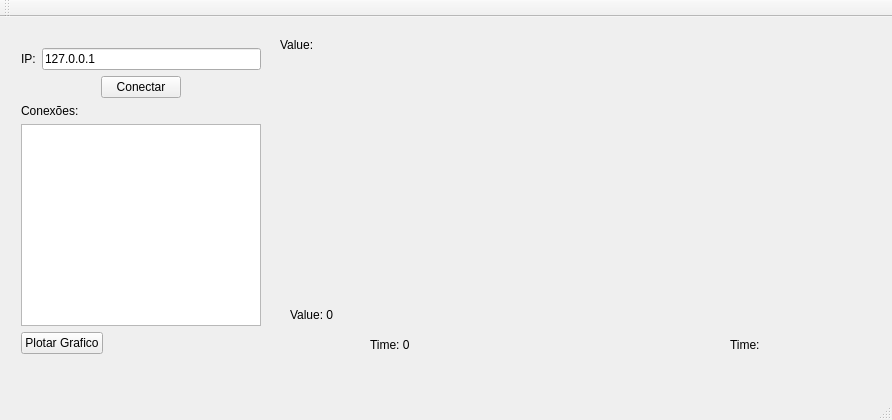
Qt form mainwindow.ui (rianmartins/DCA0102-FinalProject) before a commit.
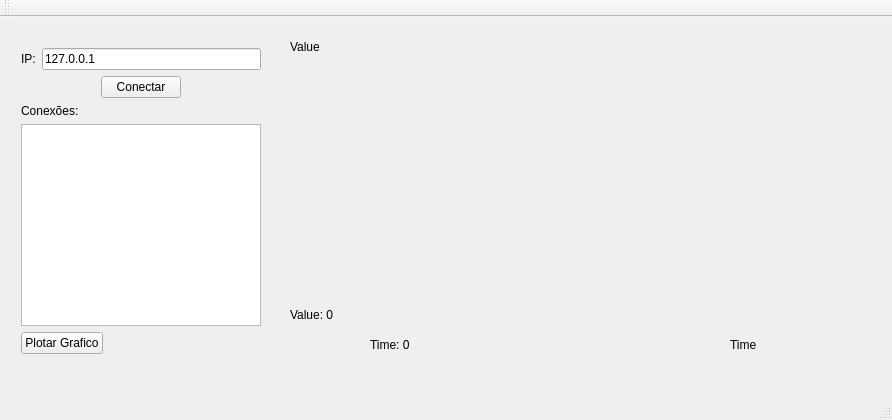
The same form after that commit. Custom widgets are drawn as their Qt base class.

Commit message:
Update layout inicial do programa
Update layout inicial do programa consumidor de dados, setando valores iniciais que podem ser alterados pelo usuário.

What changed in the file:
```diff
--- a/mainwindow.ui
+++ b/mainwindow.ui
@@ -140,14 +140,14 @@
    <widget class="QLabel" name="labelMax">
     <property name="geometry">
      <rect>
-      <x>280</x>
+      <x>290</x>
       <y>20</y>
-      <width>81</width>
-      <height>16</height>
+      <width>71</width>
+      <height>20</height>
      </rect>
     </property>
     <property name="text">
-     <string>Value:</string>
+     <string>Value</string>
     </property>
    </widget>
    <widget class="QLabel" name="labelMin">
@@ -168,7 +168,7 @@
      <rect>
       <x>370</x>
       <y>320</y>
-      <width>55</width>
+      <width>71</width>
       <height>16</height>
      </rect>
     </property>
@@ -181,12 +181,12 @@
      <rect>
       <x>730</x>
       <y>320</y>
-      <width>71</width>
+      <width>81</width>
       <height>16</height>
      </rect>
     </property>
     <property name="text">
-     <string>Time:</string>
+     <string>Time</string>
     </property>
    </widget>
   </widget>
```
